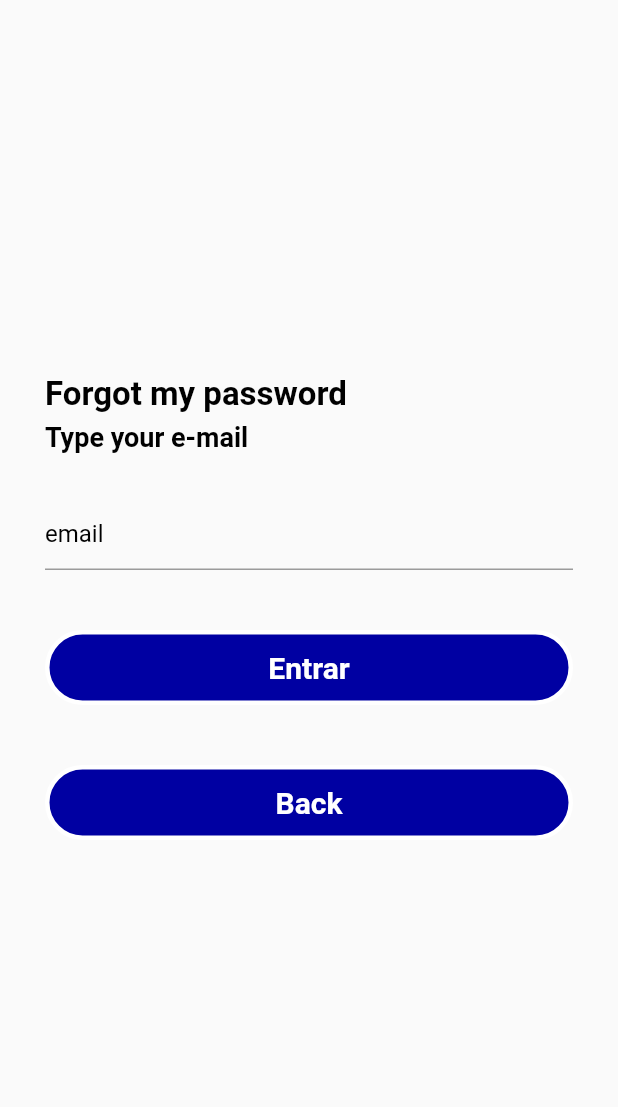
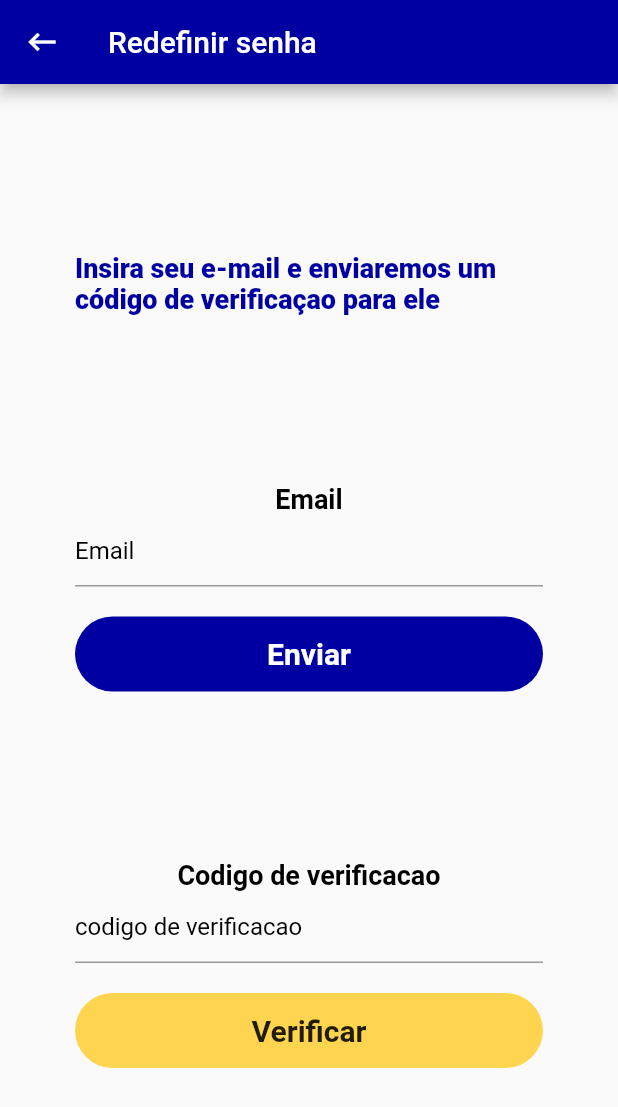
Before and after one commit to Rayago/org-eventos-app, a Flutter app: the LoginPage screen opened by its route, after a tap on "Forgot my password", on a phone screen of 412 x 824 dp. Shown: the top 1107 px of the screen. Run offline on Flutter 3.47's test engine with Material 2 defaults, Android fonts, the phone set to English and light mode, and no system bars; our stand-ins replace flutter_modular, localization, mobx; missing offline and left inert: flutter_onboard.

Commit message:
reset password pages

```diff
--- a/lib/src/features/auth/auth_module.dart
+++ b/lib/src/features/auth/auth_module.dart
@@ -1,10 +1,11 @@
 import 'package:flutter_modular/flutter_modular.dart';
 import 'package:org_eventos_app/src/features/auth/domain/usecase/login_usecase.dart';
-import 'package:org_eventos_app/src/features/auth/presentation/view/page/reset_password_page.dart';
+import 'package:org_eventos_app/src/features/auth/presentation/view/page/verification_code_page.dart';
 import 'package:org_eventos_app/src/features/auth/presentation/viewmodel/login_viewmodel.dart';
 
 import '../home/home_module.dart';
 import 'presentation/view/page/login_page.dart';
+import 'presentation/view/page/reset_password_page.dart';
 import 'presentation/view/page/signup_page.dart';
 
 class AuthModule extends Module {
@@ -18,8 +19,8 @@ class AuthModule extends Module {
   List<ModularRoute> get routes => [
         ChildRoute('/', child: (_, __) => const LoginPage()),
         ChildRoute('/signup', child: (_, __) => const SignupPage()),
-        ChildRoute('/reset-password',
-            child: (_, __) => const ResetPasswordPage()),
+        ChildRoute('/verification-code', child: (_, __) => const VerificationCodePage()),
+        ChildRoute('/reset-password', child: (_, __) => const ResetPasswordPage()),
         ModuleRoute('/home/', module: HomeModule())
       ];
 }
--- a/lib/src/features/auth/presentation/view/page/login_page.dart
+++ b/lib/src/features/auth/presentation/view/page/login_page.dart
@@ -15,6 +15,8 @@ class LoginPage extends StatefulWidget {
 
 class _LoginPageState extends ModularState<LoginPage, LoginViewModel> {
   bool manterConectado = false;
+  String? email = '';
+  String? password = '';
 
   Widget buildEmail() {
     return Column(
@@ -58,7 +60,7 @@ class _LoginPageState extends ModularState<LoginPage, LoginViewModel> {
               errorText: store.error.email,
             ),
             onChanged: (value) {
-              store.email = value;
+              email = value;
             },
           ),
         ),
@@ -107,7 +109,7 @@ class _LoginPageState extends ModularState<LoginPage, LoginViewModel> {
               errorText: store.error.password,
             ),
             onChanged: (value) {
-              store.email = value;
+              password = value;
             },
           ),
         ),
@@ -121,7 +123,7 @@ class _LoginPageState extends ModularState<LoginPage, LoginViewModel> {
       child: TextButton(
         onPressed: () {
           //Navigator.push(context, MaterialPageRoute(builder: (context) => ResetSenhaTela()),),
-          Modular.to.pushNamed('/auth/reset-password');
+          Modular.to.pushNamed('/auth/verification-code');
         },
         style: TextButton.styleFrom(
           padding: const EdgeInsets.only(top: 20),
@@ -137,7 +139,7 @@ class _LoginPageState extends ModularState<LoginPage, LoginViewModel> {
     );
   }
 
-  Widget buildManterConectado() {
+  /* Widget buildManterConectado() {
     return SizedBox(
       height: 20,
       child: Row(
@@ -165,7 +167,37 @@ class _LoginPageState extends ModularState<LoginPage, LoginViewModel> {
         ],
       ),
     );
-  }
+  } */
+
+  Widget get _button => InkWell(
+        onTap: () {
+          if (email != null && password != null) {
+            if (store.login(email!, password!)) {
+              Modular.to.pushNamed('/auth/home/');
+            }
+          }
+        },
+        child: Padding(
+          padding: EdgeInsets.all(20),
+          child: Container(
+            width: double.infinity,
+            height: 50,
+            alignment: Alignment.center,
+            decoration: BoxDecoration(
+              borderRadius: BorderRadius.circular(30),
+              color: Colors.white,
+            ),
+            child: Text(
+              'login'.i18n(),
+              style: const TextStyle(
+                color: const Color.fromARGB(255, 0, 0, 162),
+                fontWeight: FontWeight.bold,
+                fontSize: 20,
+              ),
+            ),
+          ),
+        ),
+      );
 
   Widget buildLoginBt() {
     return Container(
@@ -174,12 +206,9 @@ class _LoginPageState extends ModularState<LoginPage, LoginViewModel> {
       child: RaisedButton(
         elevation: 5,
         onPressed: () {
-          /* if (store.login() == true) {
-            Modular.to.navigate('/auth/home/');
-          }else{
-            print('erro');
-          } */
-          Modular.to.navigate('/auth/home/');
+          if (store.login(email!, password!)) {
+            Modular.to.navigate('/home/');
+          }
         },
         padding: const EdgeInsets.all(15),
         shape: RoundedRectangleBorder(borderRadius: BorderRadius.circular(15)),
@@ -270,8 +299,9 @@ class _LoginPageState extends ModularState<LoginPage, LoginViewModel> {
                     const SizedBox(height: 20),
                     buildSenha(),
                     buildEsqueciSenhaBt(),
-                    buildManterConectado(),
-                    buildLoginBt(),
+                    //buildManterConectado(),
+                    //buildLoginBt(),
+                    _button,
                     buildCadastrarBt(),
                   ],
                 ),
--- a/lib/src/features/auth/presentation/view/page/reset_password_page.dart
+++ b/lib/src/features/auth/presentation/view/page/reset_password_page.dart
@@ -10,65 +10,64 @@ class ResetPasswordPage extends StatelessWidget {
   @override
   Widget build(BuildContext context) {
     return Scaffold(
-      body: Padding(
-          padding: const EdgeInsets.symmetric(horizontal: 30),
-          child: Column(
-            crossAxisAlignment: CrossAxisAlignment.start,
-            children: [
-              const SizedBox(
-                height: 250,
-              ),
-              Text(
-                'forgot_password'.i18n(),
-                style: const TextStyle(
-                  color: Colors.black,
-                  fontSize: 22,
-                  fontWeight: FontWeight.bold,
+      appBar: AppBar(
+        backgroundColor: const Color.fromRGBO(0, 0, 162, 1),
+        title: const Text('Redefinir senha'),
+        leading: IconButton(
+          icon: const Icon(Icons.keyboard_backspace),
+          onPressed: () {
+            Modular.to.navigate('/auth/verification-code');
+          },
         ),
       ),
-              const SizedBox(
-                height: 5,
-              ),
+      body: Padding(
+        padding: EdgeInsets.fromLTRB(50, 0, 50, 0),
+        child: Column(
+          mainAxisAlignment: MainAxisAlignment.spaceEvenly,
+          children: [
+            Center(
+              child: Column(
+                mainAxisAlignment: MainAxisAlignment.spaceEvenly,
+                children: [
                   Text(
-                'email_hint'.i18n(),
+                    'Insira seu e-mail e enviaremos um código de verificaçao para ele',
                     style: const TextStyle(
-                  color: Colors.black,
+                      color: Color.fromRGBO(0, 0, 162, 1),
                       fontSize: 18,
-                  fontWeight: FontWeight.w600,
+                      fontWeight: FontWeight.w900,
                     ),
                   ),
-              const SizedBox(
-                height: 10,
-              ),
-              //ResetarForm(),
-              Padding(
-                padding: const EdgeInsets.only(top: 20),
-                child: TextFormField(
+                  TextFormField(
                     decoration: InputDecoration(
-                    hintText: 'email'.i18n(),
+                      hintText: 'password'.i18n(),
                       hintStyle: const TextStyle(color: Colors.black),
                       focusedBorder: const UnderlineInputBorder(
                         borderSide: BorderSide(color: Colors.black),
                       ),
                     ),
                   ),
-              ),
-              const SizedBox(
-                height: 40,
-              ),
-              GestureDetector(
-                //child: PrimaryButton(textoBt: 'send'.i18n()),
-                child: const CustomButton(
-                  text: 'Entrar',
-                  where: '/auth/',
+                  TextFormField(
+                    decoration: InputDecoration(
+                      hintText: 'Confirme sua senha'.i18n(),
+                      hintStyle: const TextStyle(color: Colors.black),
+                      focusedBorder: const UnderlineInputBorder(
+                        borderSide: BorderSide(color: Colors.black),
                       ),
                     ),
-              const SizedBox(
-                height: 40,
                   ),
-              CustomButton(text: 'back'.i18n(), where: '/auth/'),
+                  SizedBox(height: 20),
+                  CustomButton(
+                    text: 'Enviar',
+                    where: '/auth/',
+                    color: Color.fromRGBO(255, 213, 79, 1),
+                    textColor: Colors.black,
+                  ),
                 ],
-          )),
+              ),
+            ),
+          ],
+        ),
+      ),
     );
   }
 }
--- /dev/null
+++ b/lib/src/features/auth/presentation/view/page/verification_code_page.dart
@@ -0,0 +1,99 @@
+import 'package:flutter/material.dart';
+import 'package:flutter_modular/flutter_modular.dart';
+import 'package:localization/localization.dart';
+import 'package:org_eventos_app/src/features/auth/presentation/view/widget/custom_button.dart';
+import 'package:org_eventos_app/src/features/auth/presentation/view/widget/primary_button.dart';
+
+class VerificationCodePage extends StatelessWidget {
+  const VerificationCodePage({Key? key}) : super(key: key);
+
+  @override
+  Widget build(BuildContext context) {
+    return Scaffold(
+      appBar: AppBar(
+        backgroundColor: const Color.fromRGBO(0, 0, 162, 1),
+        title: const Text('Redefinir senha'),
+        leading: IconButton(
+          icon: const Icon(Icons.keyboard_backspace),
+          onPressed: () {
+            Modular.to.navigate('/auth/');
+          },
+        ),
+      ),
+      body: Padding(
+        padding: EdgeInsets.fromLTRB(50, 0, 50, 0),
+        child: Column(
+          mainAxisAlignment: MainAxisAlignment.spaceEvenly,
+          children: [
+            Center(
+              child: Text(
+                'Insira seu e-mail e enviaremos um código de verificaçao para ele',
+                style: const TextStyle(
+                  color: Color.fromRGBO(0, 0, 162, 1),
+                  fontSize: 18,
+                  fontWeight: FontWeight.w900,
+                ),
+              ),
+            ),
+            Column(
+              mainAxisAlignment: MainAxisAlignment.spaceBetween,
+              children: [
+                Text(
+                  'Email'.i18n(),
+                  style: const TextStyle(
+                    color: Colors.black,
+                    fontSize: 18,
+                    fontWeight: FontWeight.w600,
+                  ),
+                ),
+                TextFormField(
+                  decoration: InputDecoration(
+                    hintText: 'Email'.i18n(),
+                    hintStyle: const TextStyle(color: Colors.black),
+                    focusedBorder: const UnderlineInputBorder(
+                      borderSide: BorderSide(color: Colors.black),
+                    ),
+                  ),
+                ),
+                SizedBox(height: 20),
+                CustomButton(
+                  text: 'Enviar',
+                  where: '/auth/verification-code',
+                  color: Color.fromARGB(255, 0, 0, 162),
+                  textColor: Colors.white,
+                ),
+              ],
+            ),
+            Column(
+              children: [
+                Text(
+                  'Codigo de verificacao',
+                  style: const TextStyle(
+                    color: Colors.black,
+                    fontSize: 18,
+                    fontWeight: FontWeight.w600,
+                  ),
+                ),
+                TextFormField(
+                  decoration: InputDecoration(
+                    hintText: 'codigo de verificacao',
+                    hintStyle: const TextStyle(color: Colors.black),
+                    focusedBorder: const UnderlineInputBorder(
+                      borderSide: BorderSide(color: Colors.black),
+                    ),
+                  ),
+                ),
+                SizedBox(height: 20),
+                CustomButton(
+                  text: 'Verificar',
+                  where: '/auth/reset-password',
+                  color: Color.fromRGBO(255, 213, 79, 1),
+                ),
+              ],
+            )
+          ],
+        ),
+      ),
+    );
+  }
+}
--- a/lib/src/features/auth/presentation/view/widget/custom_button.dart
+++ b/lib/src/features/auth/presentation/view/widget/custom_button.dart
@@ -4,8 +4,11 @@ import 'package:flutter_modular/flutter_modular.dart';
 class CustomButton extends StatelessWidget {
   final String text;
   final String where;
-  const CustomButton({Key? key, required this.text, required this.where})
+  CustomButton({Key? key, required this.text, required this.where, Color? this.color, Color? this.textColor})
       : super(key: key);
+
+  Color? color = Color.fromARGB(255, 0, 0, 162);
+  Color? textColor = Colors.white;
 
   @override
   Widget build(BuildContext context) {
@@ -18,14 +21,13 @@ class CustomButton extends StatelessWidget {
         height: 50,
         alignment: Alignment.center,
         decoration: BoxDecoration(
-          border: Border.all(color: Colors.white, width: 3),
           borderRadius: BorderRadius.circular(30),
-          color: const Color.fromARGB(255, 0, 0, 162),
+          color: color,
         ),
         child: Text(
           text,
-          style: const TextStyle(
-            color: Colors.white,
+          style: TextStyle(
+            color: textColor,
             fontWeight: FontWeight.bold,
             fontSize: 20,
           ),
--- a/lib/src/features/auth/presentation/viewmodel/login_viewmodel.dart
+++ b/lib/src/features/auth/presentation/viewmodel/login_viewmodel.dart
@@ -29,7 +29,7 @@ class LoginViewModel with Store {
     error.password = _usecase.validatePassword(password);
   }
 
-  Future<bool> login() async {
+  bool login(String email, String password) {
     return true;
   }
 }
@@ -41,11 +41,15 @@ class LoginError with Store {
   @observable
   String? password;
 
+  @observable
+  String? login;
+
   @computed
-  bool get hasErrors => email != null || password != null;
+  bool get hasErrors => email != null || password != null || login != null;
 
   void clear() {
     email = null;
     password = null;
+    login = null;
   }
 }
```
Also changed, not shown: lib/src/features/auth/presentation/view/page/signup_page.dart (+6 -3 lines), lib/src/features/auth/presentation/viewmodel/login_viewmodel.g.dart (deleted). Lines whose indentation alone changed are shown as unchanged.
